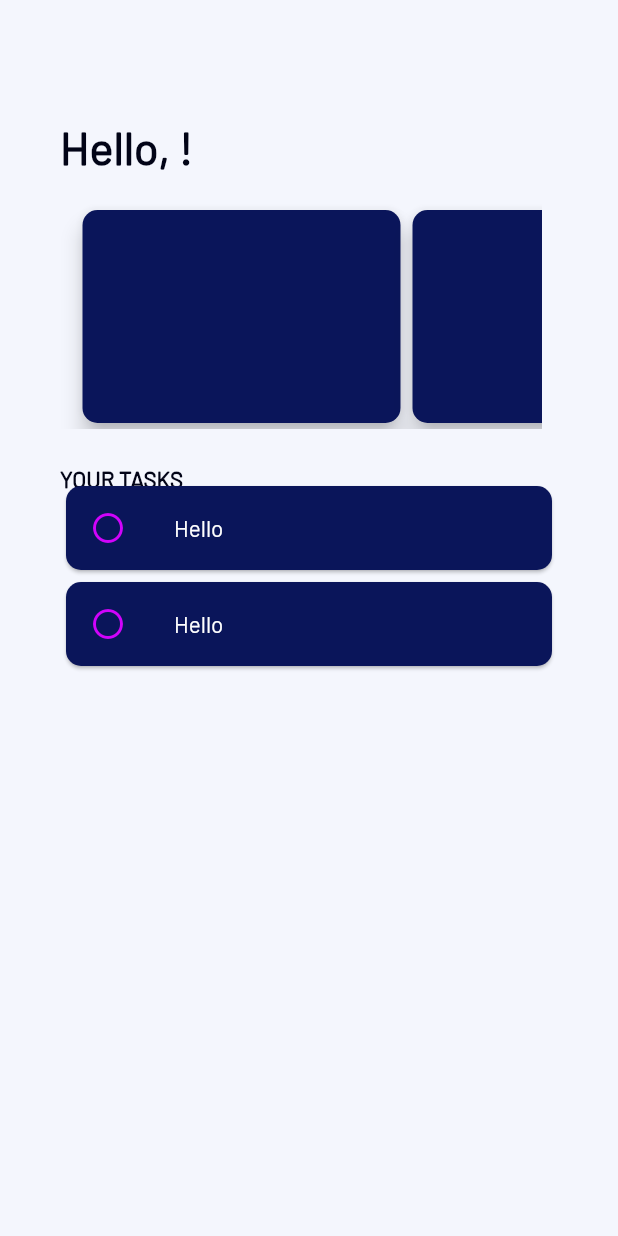
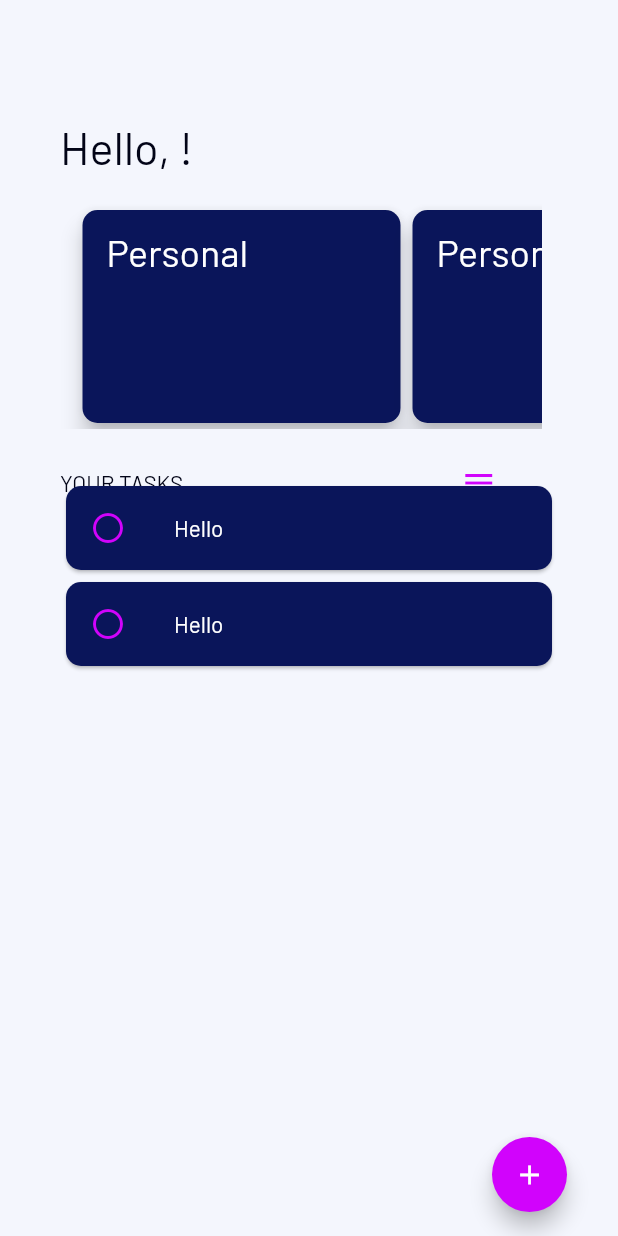
Before and after one commit to CaroMen/Tasker, a Flutter app: the screen it shows once a user with an empty profile is signed in, on a phone screen of 412 x 824 dp. Run offline on Flutter 3.47's test engine with Material 2 defaults, Android fonts, the phone set to English and light mode, and no system bars; our stand-ins replace cloud_firestore, firebase_auth; accounts and stored records are empty.

Commit message:
floating button and menu

```diff
--- a/lib/screens/dashboard.dart
+++ b/lib/screens/dashboard.dart
@@ -18,7 +18,11 @@ class _DashboardScreenState extends State<DashboardScreen> {
 
   @override
   Widget build(BuildContext context) {
-    return FutureBuilder(
+    return Scaffold(
+      body: Column(
+        children: [
+          Expanded(
+            child: FutureBuilder(
               future: usersRef.document(widget.userId).get(),
               builder: (BuildContext context, AsyncSnapshot snapshot) {
                 if (!snapshot.hasData) {
@@ -57,7 +61,8 @@ class _DashboardScreenState extends State<DashboardScreen> {
                           ),
                         ),
                         Container(
-                  transform: Matrix4.translationValues(-50.0, -80.0, 0.0),
+                          transform:
+                              Matrix4.translationValues(-50.0, -80.0, 0.0),
                           padding: EdgeInsets.only(top: 100),
                           margin: EdgeInsets.only(left: 10),
                           child: Column(
@@ -67,7 +72,8 @@ class _DashboardScreenState extends State<DashboardScreen> {
                                 width: 400,
                                 child: PageView.builder(
                                   itemCount: 5,
-                          controller: PageController(viewportFraction: 0.55),
+                                  controller:
+                                      PageController(viewportFraction: 0.55),
                                   onPageChanged: (int index) =>
                                       setState(() => _index = index),
                                   itemBuilder: (_, i) {
@@ -77,7 +83,25 @@ class _DashboardScreenState extends State<DashboardScreen> {
                                         color: Color(0xFF0A155A),
                                         elevation: 6,
                                         shape: RoundedRectangleBorder(
-                                  borderRadius: BorderRadius.circular(10),
+                                          borderRadius:
+                                              BorderRadius.circular(10),
+                                        ),
+                                        child: Column(
+                                          mainAxisSize: MainAxisSize.min,
+                                          children: <Widget>[
+                                            ListTile(
+                                              title: Text(
+                                                'Personal',
+                                                style: TextStyle(
+                                                  fontFamily: 'Barlow',
+                                                  fontSize: 25.0,
+                                                  color: Colors.white,
+                                                  decoration:
+                                                      TextDecoration.none,
+                                                ),
+                                              ),
+                                            ),
+                                          ],
                                         ),
                                       ),
                                     );
@@ -91,8 +115,11 @@ class _DashboardScreenState extends State<DashboardScreen> {
                     ),
                     Column(
                       children: [
+                        Row(
+                          children: [
                             Padding(
-                  padding: const EdgeInsets.only(top: 310.0, left: 40.0),
+                              padding:
+                                  const EdgeInsets.only(top: 310.0, left: 40.0),
                               child: Text(
                                 'YOUR TASKS',
                                 style: TextStyle(
@@ -103,11 +130,21 @@ class _DashboardScreenState extends State<DashboardScreen> {
                                 ),
                               ),
                             ),
+                            Padding(
+                              padding: const EdgeInsets.only(
+                                  top: 310.0, left: 185.0),
+                              child: Icon(
+                                Icons.menu,
+                                color: Color(0xFFD103FC),
+                              ),
+                            ),
+                          ],
+                        ),
                       ],
                     ),
                     Padding(
-              padding:
-                  const EdgeInsets.only(top: 320.0, left: 40.0, right: 40.0),
+                      padding: const EdgeInsets.only(
+                          top: 320.0, left: 40.0, right: 40.0),
                       child: ListView.builder(
                         itemCount: 2,
                         scrollDirection: Axis.vertical,
@@ -144,6 +181,28 @@ class _DashboardScreenState extends State<DashboardScreen> {
                   ],
                 );
               },
+            ),
+          ),
+        ],
+      ),
+      floatingActionButton: Padding(
+        padding: const EdgeInsets.only(right: 18.0),
+        child: Container(
+          height: 50.0,
+          width: 50.0,
+          child: FittedBox(
+            child: FloatingActionButton(
+              onPressed: () {
+                // Add your onPressed code here!
+              },
+              child: Icon(
+                Icons.add,
+              ),
+              backgroundColor: Color(0xFFD103FC),
+            ),
+          ),
+        ),
+      ),
     );
   }
 }
```
Also changed, not shown: 2 other files. Lines whose indentation alone changed are shown as unchanged.
